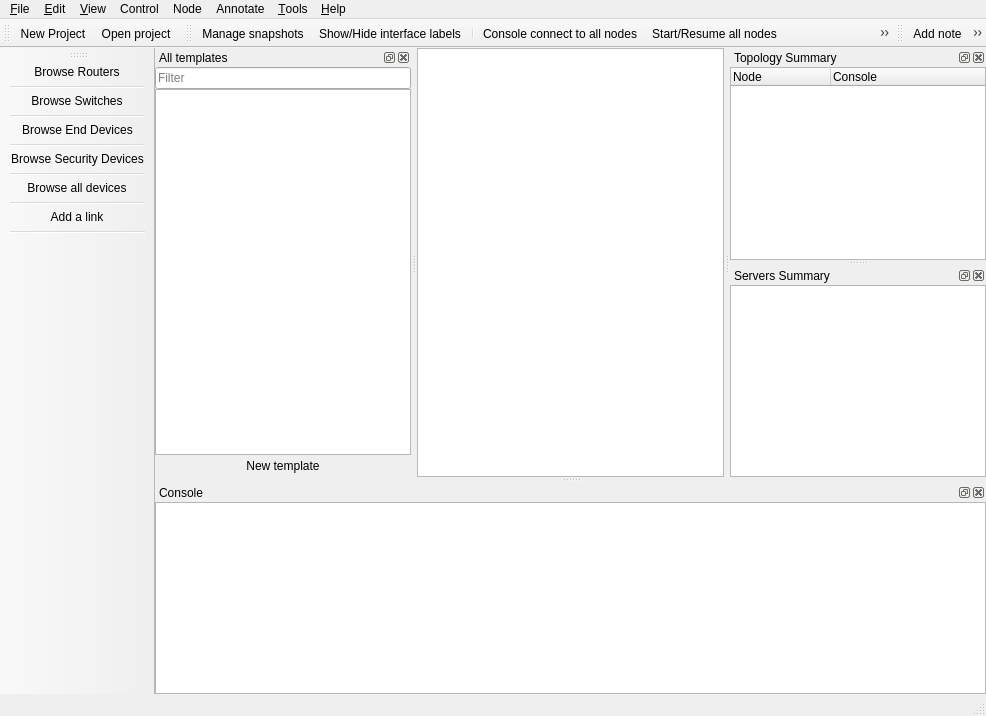
Old version of the form gns3/ui/main_window.ui in the repository kaisenlinux/gns3-gui.
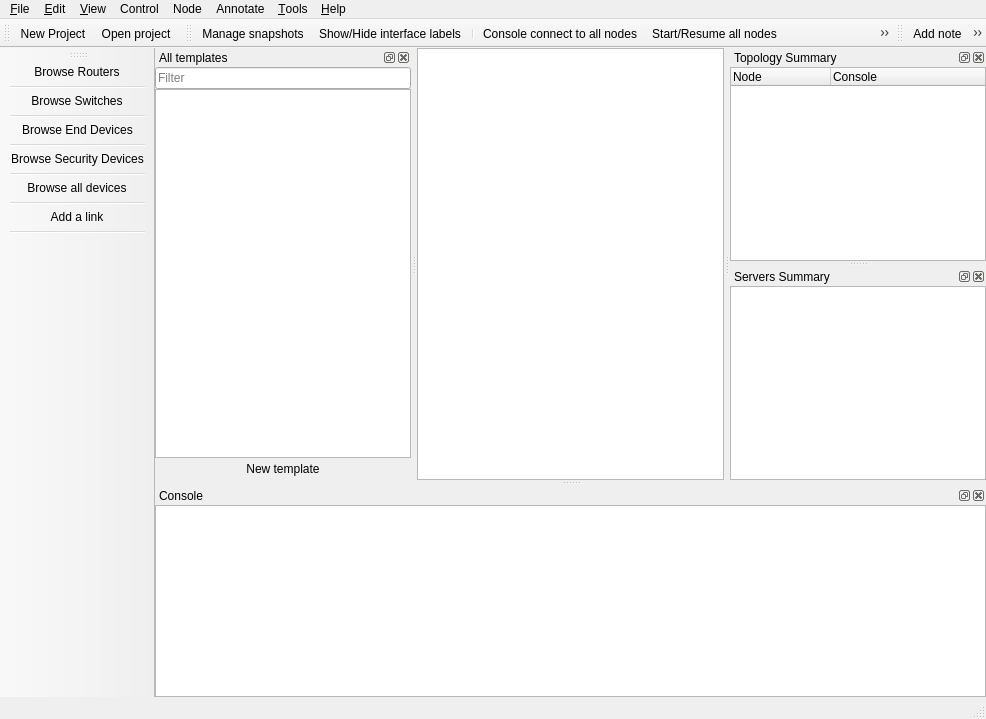
New version of the form. Icons and pictures are not drawn. Custom widgets are drawn as their Qt base class.

The edit to the form file:
```diff
--- a/gns3/ui/main_window.ui
+++ b/gns3/ui/main_window.ui
@@ -10,7 +10,7 @@
     <x>0</x>
     <y>0</y>
     <width>986</width>
-    <height>716</height>
+    <height>719</height>
    </rect>
   </property>
   <property name="contextMenuPolicy">
```
Left out of the diff: 6 changed lines with no effect on the pictures.
